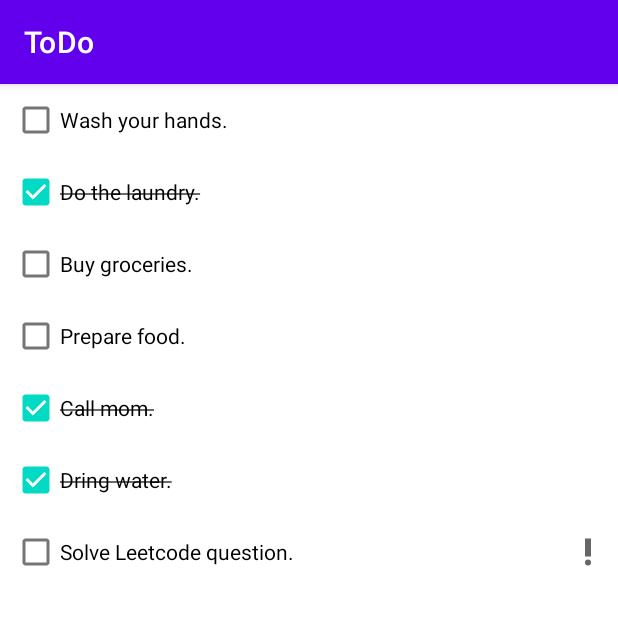
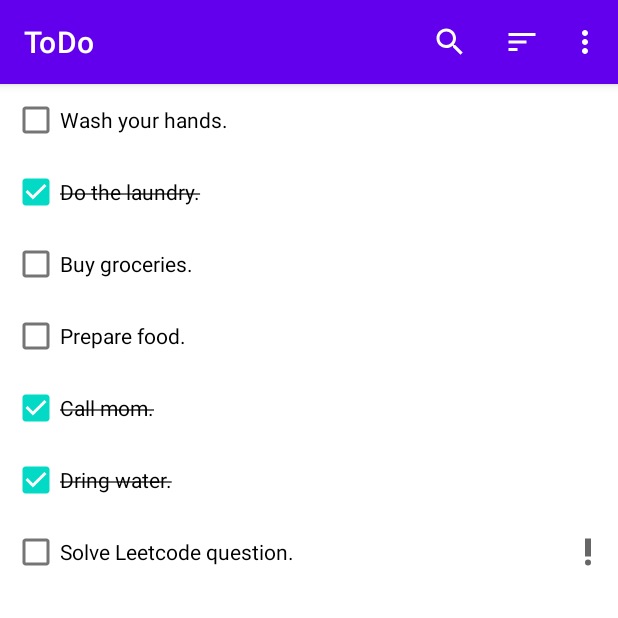
Before and after one commit to vinodpatildev/todo-list, an Android app: the screen it shows after launch (MainActivity), on a phone screen of 412 x 824 dp, the top half of it. Run offline under Robolectric (Android 15) with nearby library versions, the phone set to English and light mode, and no system bars; our stand-ins replace Dagger/Hilt's generated code, Room's generated code; libraries missing offline, so code that uses them is left out: androidx.hilt.lifecycle.

Commit message:
Options menu in TasksFragment is added with with search functionality. Dao functions changed to be compatible to execute our search queries.

```diff
--- a/app/src/main/java/com/vinodpatildev/todo/data/TaskDao.kt
+++ b/app/src/main/java/com/vinodpatildev/todo/data/TaskDao.kt
@@ -5,8 +5,8 @@
 
 @Dao
 interface TaskDao {
-    @Query("SELECT * FROM task_table")
-    fun getTasks():Flow<List<Task>>
+    @Query("SELECT * FROM task_table WHERE name LIKE '%' || :searchQuery || '%' ")
+    fun getTasks(searchQuery:String):Flow<List<Task>>
 
     @Insert(onConflict = OnConflictStrategy.REPLACE)
     suspend fun insert(task:Task)
--- a/app/src/main/java/com/vinodpatildev/todo/ui/tasks/TasksFragment.kt
+++ b/app/src/main/java/com/vinodpatildev/todo/ui/tasks/TasksFragment.kt
@@ -1,12 +1,17 @@
 package com.vinodpatildev.todo.ui.tasks
 
 import android.os.Bundle
+import android.view.Menu
+import android.view.MenuInflater
+import android.view.MenuItem
 import android.view.View
+import androidx.appcompat.widget.SearchView
 import androidx.fragment.app.Fragment
 import androidx.fragment.app.viewModels
 import androidx.recyclerview.widget.LinearLayoutManager
 import com.vinodpatildev.todo.R
 import com.vinodpatildev.todo.databinding.FragmentTasksBinding
+import com.vinodpatildev.todo.util.onQueryTextChanged
 import dagger.hilt.android.AndroidEntryPoint
 
 @AndroidEntryPoint
@@ -30,5 +35,41 @@
         viewModel.tasks.observe(viewLifecycleOwner){
             tasksAdapter.submitList(it)
         }
+        setHasOptionsMenu(true)
+    }
+
+    override fun onCreateOptionsMenu(menu: Menu, inflater: MenuInflater) {
+        inflater.inflate(R.menu.menu_fragment_tasks,menu)
+
+        val searchItem = menu.findItem(R.id.action_search)
+        val searchView = searchItem.actionView as SearchView
+
+        searchView.onQueryTextChanged {
+            // Update search query
+            viewModel.searchQuery.value = it
+        }
+    }
+
+    override fun onOptionsItemSelected(item: MenuItem): Boolean {
+        return when(item.itemId){
+            R.id.action_sort_by_name -> {
+
+                return true
+            }
+            R.id.action_sort_by_date_created -> {
+
+                return true
+            }
+            R.id.action_hide_completed_tasks -> {
+                item.isChecked = !item.isChecked
+
+                return true
+            }
+            R.id.action_delete_all_completed_tasks -> {
+
+                return true
+            }
+            else -> super.onOptionsItemSelected(item)
+        }
     }
 }
--- a/app/src/main/java/com/vinodpatildev/todo/ui/tasks/TasksViewModel.kt
+++ b/app/src/main/java/com/vinodpatildev/todo/ui/tasks/TasksViewModel.kt
@@ -4,10 +4,15 @@
 import androidx.lifecycle.ViewModel
 import androidx.lifecycle.asLiveData
 import com.vinodpatildev.todo.data.TaskDao
+import kotlinx.coroutines.flow.MutableStateFlow
+import kotlinx.coroutines.flow.flatMapLatest
 import javax.inject.Inject
 
 class TasksViewModel @ViewModelInject constructor(private val taskDao: TaskDao):ViewModel() {
-
-    val tasks = taskDao.getTasks().asLiveData()
+    val searchQuery = MutableStateFlow<String>("")
+    private val tasksFlow = searchQuery.flatMapLatest {
+        taskDao.getTasks(it)
+    }
+    val tasks = tasksFlow.asLiveData()
 
 }
--- /dev/null
+++ b/app/src/main/java/com/vinodpatildev/todo/util/ViewExt.kt
@@ -0,0 +1,16 @@
+package com.vinodpatildev.todo.util
+
+import androidx.appcompat.widget.SearchView
+
+inline fun SearchView.onQueryTextChanged(crossinline listener : (String)->Unit){
+    this.setOnQueryTextListener(object : SearchView.OnQueryTextListener {
+        override fun onQueryTextSubmit(query: String?): Boolean {
+            return true
+        }
+
+        override fun onQueryTextChange(newText: String?): Boolean {
+            listener(newText.orEmpty())
+            return true
+        }
+    })
+}
--- /dev/null
+++ b/app/src/main/res/menu/menu_fragment_tasks.xml
@@ -0,0 +1,34 @@
+<?xml version="1.0" encoding="utf-8"?>
+<menu xmlns:android="http://schemas.android.com/apk/res/android"
+    xmlns:app="http://schemas.android.com/apk/res-auto">
+    <item
+        android:id="@+id/action_search"
+        android:icon="@drawable/ic_search"
+        android:title="Search"
+        app:actionViewClass="androidx.appcompat.widget.SearchView"
+        app:showAsAction="always|collapseActionView"
+        />
+    <item
+        android:icon="@drawable/ic_sort"
+        android:title="Sort"
+        app:showAsAction="always">
+        <menu>
+            <item
+                android:id="@+id/action_sort_by_name"
+                android:title="Sort by name"/>
+            <item
+                android:id="@+id/action_sort_by_date_created"
+                android:title="Sort by date created"/>
+        </menu>
+    </item>
+    <item
+        android:id="@+id/action_hide_completed_tasks"
+        android:checkable="true"
+        android:title="Hide completed"
+        app:showAsAction="never"/>
+    <item
+        android:id="@+id/action_delete_all_completed_tasks"
+        android:title="Delete all completed"
+        app:showAsAction="never"/>
+
+</menu>
```
